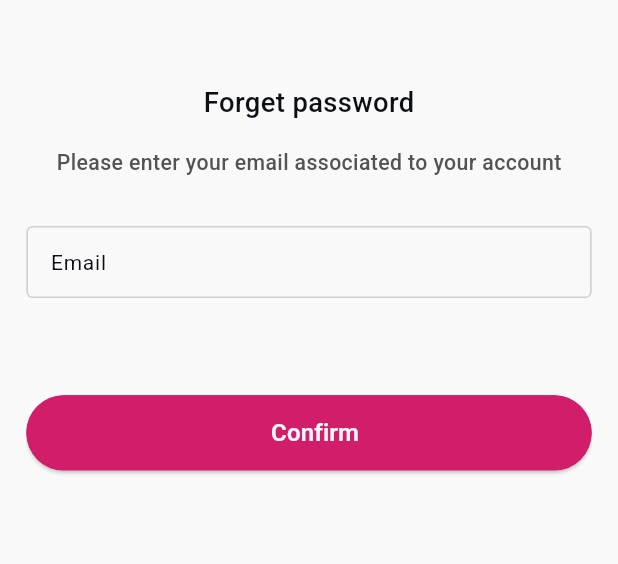
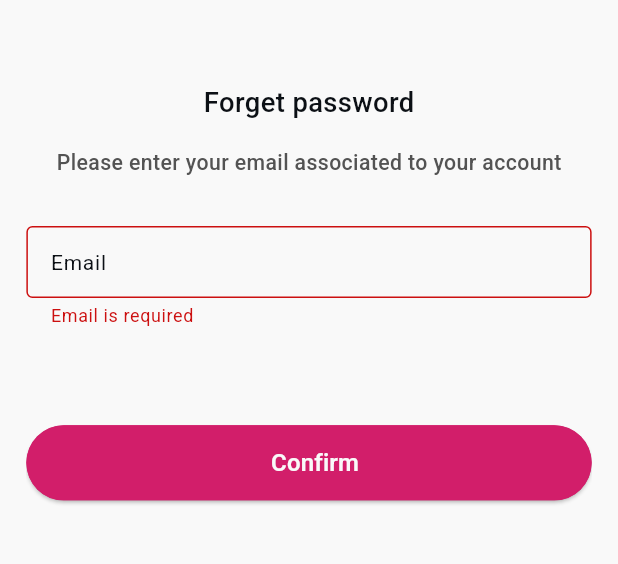
Before and after one commit to ahmedalam782/elevate_flower_app, a Flutter app: the screen it shows after launch, after a tap on "Confirm", on a phone screen of 412 x 824 dp, the part 61-625 px from its top. Run offline on Flutter 3.47's test engine with Material 3 defaults, Android fonts, the phone set to English and light mode, and no system bars; our stand-ins replace dio, easy_localization, equatable, flutter_bloc, flutter_cache_manager, flutter_screenutil and 12 more; generated files the repository leaves out were written again; project files that could hold a hidden picture were left out.

Commit message:
Finished the UI of forget password
Added remaning translations for Arabic and English
Created the three steps in the PageView
Created ResendOtpText for resending new OTP after 60 seconds

```diff
--- a/lib/features/forget-password/presentation/view/widgets/forgetPassword_body.dart
+++ b/lib/features/forget-password/presentation/view/widgets/forgetPassword_body.dart
@@ -6,6 +6,9 @@ import 'package:elevate_flower_app/core/shared/widgets/custom_button.dart';
 import 'package:elevate_flower_app/core/shared/widgets/custom_text_field.dart';
 import 'package:elevate_flower_app/core/theme/app_colors.dart';
 import 'package:elevate_flower_app/core/validations/validations.dart';
+import 'package:elevate_flower_app/features/forget-password/presentation/view/widgets/forget_password_email_step_one.dart';
+import 'package:elevate_flower_app/features/forget-password/presentation/view/widgets/forget_password_otp_step_two.dart';
+import 'package:elevate_flower_app/features/forget-password/presentation/view/widgets/forget_password_reset_password_step_three.dart';
 import 'package:flutter/material.dart';
 import 'package:flutter_screenutil/flutter_screenutil.dart';
 
@@ -26,9 +29,19 @@ class _ForgetPasswordBodyState extends State<ForgetPasswordBody> {
         padding: EdgeInsets.symmetric(horizontal: 16.w),
         child: SafeArea(
           child: PageView.builder(
+            itemCount: 3,
             // physics: NeverScrollableScrollPhysics(),
             itemBuilder: (context, index) {
-              return ForgetPasswordEmailStepOne();
+              switch (index) {
+                case 0:
+                  return ForgetPasswordEmailStepOne(formKey: _formKey);
+                case 1:
+                  return ForgetPasswordOtpStepTwo();
+                case 2:
+                  return ForgetPasswordResetPasswordStepThree(
+                    formKey: _formKey,
+                  );
+              }
             },
           ),
         ),
@@ -36,59 +49,3 @@ class _ForgetPasswordBodyState extends State<ForgetPasswordBody> {
     );
   }
 }
-
-class ForgetPasswordEmailStepOne extends StatefulWidget {
-  const ForgetPasswordEmailStepOne({super.key});
-
-  @override
-  State<ForgetPasswordEmailStepOne> createState() =>
-      _ForgetPasswordEmailStepOneState();
-}
-
-class _ForgetPasswordEmailStepOneState
-    extends State<ForgetPasswordEmailStepOne> {
-  final GlobalKey<FormState> _formKey = GlobalKey<FormState>();
-
-  @override
-  Widget build(BuildContext context) {
-    return Column(
-      crossAxisAlignment: CrossAxisAlignment.stretch,
-      children: [
-        SizedBox(height: 40.h),
-        Align(
-          alignment: AlignmentGeometry.center,
-          child: Text(
-            LocaleKeys.forget_password_forget_password.tr(),
-            style: TextStyle(fontSize: 18.sp, fontWeight: FontWeight.w500),
-          ),
-        ),
-        SizedBox(height: 16.h),
-        Align(
-          alignment: AlignmentGeometry.center,
-
-          child: Text(
-            LocaleKeys.forget_password_please_enter_your_email.tr(),
-            style: TextStyle(fontSize: 14.sp, color: AppColors.gray53),
-          ),
-        ),
-        SizedBox(height: 32.h),
-        CustomTextField(
-          // controller: viewModel.firstNameController,
-          validator: Validations.validateEmail,
-
-          maxLine: 1,
-          fillColor: AppColors.transparent,
-          hintText: LocaleKeys.forget_password_enter_your_email.tr(),
-          labelWidget: Text(LocaleKeys.forget_password_email.tr()),
-        ),
-        SizedBox(height: 64.h),
-        CustomButton(
-          onPressed: () {
-            if (_formKey.currentState!.validate()) {}
-          },
-          title: LocaleKeys.forget_password_confirm.tr(),
-        ),
-      ],
-    );
-  }
-}
--- /dev/null
+++ b/lib/features/forget-password/presentation/view/widgets/forget_password_email_step_one.dart
@@ -0,0 +1,63 @@
+import 'package:easy_localization/easy_localization.dart';
+import 'package:elevate_flower_app/core/languages/locale_keys.g.dart';
+import 'package:elevate_flower_app/core/shared/widgets/custom_button.dart';
+import 'package:elevate_flower_app/core/shared/widgets/custom_text_field.dart';
+import 'package:elevate_flower_app/core/theme/app_colors.dart';
+import 'package:elevate_flower_app/core/validations/validations.dart';
+import 'package:flutter/material.dart';
+import 'package:flutter_screenutil/flutter_screenutil.dart';
+
+class ForgetPasswordEmailStepOne extends StatefulWidget {
+  final GlobalKey<FormState> formKey;
+  const ForgetPasswordEmailStepOne({super.key, required this.formKey});
+
+  @override
+  State<ForgetPasswordEmailStepOne> createState() =>
+      _ForgetPasswordEmailStepOneState();
+}
+
+class _ForgetPasswordEmailStepOneState
+    extends State<ForgetPasswordEmailStepOne> {
+  @override
+  Widget build(BuildContext context) {
+    return Column(
+      crossAxisAlignment: CrossAxisAlignment.stretch,
+      children: [
+        SizedBox(height: 40.h),
+        Align(
+          alignment: AlignmentGeometry.center,
+          child: Text(
+            LocaleKeys.forget_password_forget_password.tr(),
+            style: TextStyle(fontSize: 18.sp, fontWeight: FontWeight.w500),
+          ),
+        ),
+        SizedBox(height: 16.h),
+        Align(
+          alignment: AlignmentGeometry.center,
+
+          child: Text(
+            LocaleKeys.forget_password_please_enter_your_email.tr(),
+            style: TextStyle(fontSize: 14.sp, color: AppColors.gray53),
+          ),
+        ),
+        SizedBox(height: 32.h),
+        CustomTextField(
+          // controller: viewModel.firstNameController,
+          validator: Validations.validateEmail,
+
+          maxLine: 1,
+          fillColor: AppColors.transparent,
+          hintText: LocaleKeys.forget_password_enter_your_email.tr(),
+          labelWidget: Text(LocaleKeys.forget_password_email.tr()),
+        ),
+        SizedBox(height: 64.h),
+        CustomButton(
+          onPressed: () {
+            if (widget.formKey.currentState!.validate()) {}
+          },
+          title: LocaleKeys.forget_password_confirm.tr(),
+        ),
+      ],
+    );
+  }
+}
--- /dev/null
+++ b/lib/features/forget-password/presentation/view/widgets/forget_password_otp_step_two.dart
@@ -0,0 +1,98 @@
+import 'package:easy_localization/easy_localization.dart';
+import 'package:elevate_flower_app/core/languages/locale_keys.g.dart';
+import 'package:elevate_flower_app/core/theme/app_colors.dart';
+import 'package:elevate_flower_app/features/forget-password/presentation/view/widgets/resend_otp_text.dart';
+import 'package:flutter/material.dart';
+import 'package:flutter_screenutil/flutter_screenutil.dart';
+import 'package:pinput/pinput.dart';
+
+class ForgetPasswordOtpStepTwo extends StatelessWidget {
+  const ForgetPasswordOtpStepTwo({super.key});
+
+  @override
+  Widget build(BuildContext context) {
+    return Column(
+      crossAxisAlignment: CrossAxisAlignment.stretch,
+      children: [
+        SizedBox(height: 40.h),
+        Align(
+          alignment: AlignmentGeometry.center,
+          child: Text(
+            LocaleKeys.forget_password_email_verification.tr(),
+            textAlign: TextAlign.center,
+
+            style: TextStyle(fontSize: 18.sp, fontWeight: FontWeight.w500),
+          ),
+        ),
+        SizedBox(height: 16.h),
+        Align(
+          alignment: AlignmentGeometry.center,
+
+          child: Text(
+            LocaleKeys.forget_password_please_enter_your_code.tr(),
+            textAlign: TextAlign.center,
+            style: TextStyle(fontSize: 14.sp, color: AppColors.gray53),
+          ),
+        ),
+        SizedBox(height: 32.h),
+        Pinput(
+          onCompleted: (value) {
+            if (value.length == 4) {}
+          },
+          enabled: true,
+
+          // errorPinTheme: ,
+          focusedPinTheme: PinTheme(
+            width: 75.w,
+            height: 75.w,
+            textStyle: TextStyle(
+              fontSize: 32.sp,
+              color: Colors.black,
+              fontWeight: FontWeight.bold,
+            ),
+
+            decoration: BoxDecoration(
+              color: Colors.transparent,
+              borderRadius: BorderRadius.circular(10.r),
+
+              border: Border.all(width: 1, color: AppColors.primerColor),
+            ),
+          ),
+
+          submittedPinTheme: PinTheme(
+            width: 75.w,
+            height: 75.w,
+            textStyle: TextStyle(
+              fontSize: 32.sp,
+              color: Colors.white,
+              fontWeight: FontWeight.bold,
+            ),
+
+            decoration: BoxDecoration(
+              color: AppColors.primerColor,
+              borderRadius: BorderRadius.circular(10.r),
+              border: Border.all(width: 1, color: AppColors.transparent),
+            ),
+          ),
+          defaultPinTheme: PinTheme(
+            width: 75.w,
+            height: 75.w,
+            textStyle: TextStyle(
+              fontSize: 32.sp,
+              color: Colors.black,
+              fontWeight: FontWeight.bold,
+            ),
+
+            decoration: BoxDecoration(
+              color: Color(0xffE3E3E3),
+              borderRadius: BorderRadius.circular(10.r),
+              border: Border.all(width: 1, color: AppColors.transparent),
+            ),
+          ),
+        ),
+        SizedBox(height: 24.h),
+        ResendOtpText(onResend: () {}),
+      ],
+    );
+  }
+}
--- /dev/null
+++ b/lib/features/forget-password/presentation/view/widgets/forget_password_reset_password_step_three.dart
@@ -0,0 +1,86 @@
+import 'package:easy_localization/easy_localization.dart';
+import 'package:elevate_flower_app/core/languages/locale_keys.g.dart';
+import 'package:elevate_flower_app/core/shared/widgets/custom_button.dart';
+import 'package:elevate_flower_app/core/shared/widgets/custom_text_field.dart';
+import 'package:elevate_flower_app/core/theme/app_colors.dart';
+import 'package:elevate_flower_app/core/validations/validations.dart';
+import 'package:flutter/material.dart';
+import 'package:flutter_screenutil/flutter_screenutil.dart';
+
+class ForgetPasswordResetPasswordStepThree extends StatefulWidget {
+  final GlobalKey<FormState> formKey;
+
+  const ForgetPasswordResetPasswordStepThree({
+    super.key,
+    required this.formKey,
+  });
+
+  @override
+  State<ForgetPasswordResetPasswordStepThree> createState() =>
+      _ForgetPasswordResetPasswordStepThreeState();
+}
+
+class _ForgetPasswordResetPasswordStepThreeState
+    extends State<ForgetPasswordResetPasswordStepThree> {
+  @override
+  Widget build(BuildContext context) {
+    return Column(
+      crossAxisAlignment: CrossAxisAlignment.stretch,
+      children: [
+        SizedBox(height: 40.h),
+        Align(
+          alignment: AlignmentGeometry.center,
+          child: Text(
+            LocaleKeys.forget_password_rest_password.tr(),
+            textAlign: TextAlign.center,
+
+            style: TextStyle(fontSize: 18.sp, fontWeight: FontWeight.w500),
+          ),
+        ),
+        SizedBox(height: 16.h),
+        Align(
+          alignment: AlignmentGeometry.center,
+
+          child: Text(
+            LocaleKeys.forget_password_password_requierment.tr(),
+            textAlign: TextAlign.center,
+            style: TextStyle(fontSize: 14.sp, color: AppColors.gray53),
+          ),
+        ),
+        SizedBox(height: 32.h),
+        CustomTextField(
+          // controller: viewModel.firstNameController,
+          autovalidateMode: AutovalidateMode.disabled,
+          validator: Validations.validatePassword,
+
+          maxLine: 1,
+          fillColor: AppColors.transparent,
+          hintText: LocaleKeys.forget_password_enter_your_password.tr(),
+          labelWidget: Text(LocaleKeys.forget_password_new_password.tr()),
+        ),
+        SizedBox(height: 24.h),
+
+        CustomTextField(
+          // controller: viewModel.firstNameController,
+          autovalidateMode: AutovalidateMode.disabled,
+
+          validator: (value) {
+            return Validations.validatePasswordVerification(value, "");
+          },
+
+          maxLine: 1,
+          fillColor: AppColors.transparent,
+          hintText: LocaleKeys.forget_password_confirm_password.tr(),
+          labelWidget: Text(LocaleKeys.forget_password_confirm_password.tr()),
+        ),
+        SizedBox(height: 64.h),
+        CustomButton(
+          onPressed: () {
+            if (widget.formKey.currentState!.validate()) {}
+          },
+          title: LocaleKeys.forget_password_confirm.tr(),
+        ),
+      ],
+    );
+  }
+}
--- /dev/null
+++ b/lib/features/forget-password/presentation/view/widgets/resend_otp_text.dart
@@ -0,0 +1,106 @@
+import 'dart:async';
+import 'package:easy_localization/easy_localization.dart';
+import 'package:elevate_flower_app/core/languages/locale_keys.g.dart';
+import 'package:elevate_flower_app/core/theme/app_colors.dart';
+import 'package:flutter/material.dart';
+import 'package:flutter_screenutil/flutter_screenutil.dart';
+
+class ResendOtpText extends StatefulWidget {
+  final VoidCallback onResend;
+
+  const ResendOtpText({super.key, required this.onResend});
+
+  @override
+  State<ResendOtpText> createState() => _ResendOtpTextState();
+}
+
+class _ResendOtpTextState extends State<ResendOtpText> {
+  static const int _initialSeconds = 60;
+
+  late final ValueNotifier<int> _secondsNotifier;
+  Timer? _timer;
+
+  @override
+  void initState() {
+    super.initState();
+    _secondsNotifier = ValueNotifier(_initialSeconds);
+    _startTimer();
+  }
+
+  void _startTimer() {
+    _timer?.cancel();
+    _secondsNotifier.value = _initialSeconds;
+
+    _timer = Timer.periodic(const Duration(seconds: 1), (timer) {
+      if (_secondsNotifier.value == 0) {
+        timer.cancel();
+      } else {
+        _secondsNotifier.value--;
+      }
+    });
+  }
+
+  @override
+  void dispose() {
+    _timer?.cancel();
+    _secondsNotifier.dispose();
+    super.dispose();
+  }
+
+  @override
+  Widget build(BuildContext context) {
+    return RichText(
+      textAlign: TextAlign.center,
+      text: TextSpan(
+        style: Theme.of(context).textTheme.bodySmall,
+        children: [
+          TextSpan(
+            text: "${LocaleKeys.forget_password_didn_t_receive_code.tr()} ",
+            style: TextStyle(color: Color(0xff0C1015), fontSize: 16.sp),
+          ),
+
+          /// 🔹 ONLY THIS PART REBUILDS
+          WidgetSpan(
+            alignment: PlaceholderAlignment.baseline,
+            baseline: TextBaseline.alphabetic,
+            child: ValueListenableBuilder<int>(
+              valueListenable: _secondsNotifier,
+              builder: (_, seconds, __) {
+                final canResend = seconds == 0;
+                final resendColor = canResend
+                    ? const Color(0xffD21E6A)
+                    : AppColors.black5D;
+
+                return GestureDetector(
+                  behavior: HitTestBehavior.translucent,
+                  onTap: canResend
+                      ? () {
+                          widget.onResend();
+                          _startTimer();
+                        }
+                      : null,
+                  child: Container(
+                    padding: const EdgeInsets.only(bottom: 0),
+                    decoration: BoxDecoration(
+                      border: Border(
+                        bottom: BorderSide(color: resendColor, width: 1.2),
+                      ),
+                    ),
+                    child: Text(
+                      canResend ? 'Resend' : 'Resend ($seconds)',
+                      style: TextStyle(
+                        color: resendColor,
+                        fontWeight: FontWeight.w600,
+                        fontSize: 16.sp,
+                      ),
+                    ),
+                  ),
+                );
+              },
+            ),
+          ),
+        ],
+      ),
+    );
+  }
+}
```
Also changed, not shown: assets/localization/ar-EG.json (+6 -1 lines), assets/localization/en-US.json (+6 -1 lines).
